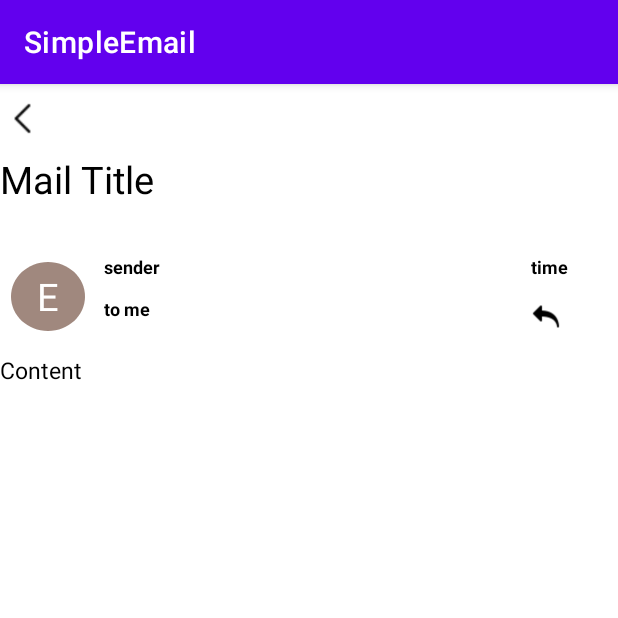
After one commit to EynavP/SimpleEmail, an Android app: the EmailDetails screen opened directly, with no data from a screen before it, on a phone screen of 412 x 824 dp, the top half of it. The commit adds this screen. Run offline under Robolectric (Android 15) with nearby library versions, the phone set to English and light mode, and no system bars.

Commit message:
mail view ui

```diff
--- a/SimpleEmail/app/src/main/AndroidManifest.xml
+++ b/SimpleEmail/app/src/main/AndroidManifest.xml
@@ -10,6 +10,9 @@
         android:supportsRtl="true"
         android:theme="@style/Theme.SimpleEmail">
         <activity
+            android:name=".EmailDetails"
+            android:exported="false" />
+        <activity
             android:name=".MainActivity"
             android:exported="true">
             <intent-filter>
--- /dev/null
+++ b/SimpleEmail/app/src/main/java/com/example/simpleemail/EmailDetails.java
@@ -0,0 +1,14 @@
+package com.example.simpleemail;
+
+import androidx.appcompat.app.AppCompatActivity;
+
+import android.os.Bundle;
+
+public class EmailDetails extends AppCompatActivity {
+
+    @Override
+    protected void onCreate(Bundle savedInstanceState) {
+        super.onCreate(savedInstanceState);
+        setContentView(R.layout.activity_email_details);
+    }
+}
--- /dev/null
+++ b/SimpleEmail/app/src/main/res/layout/activity_email_details.xml
@@ -0,0 +1,143 @@
+<?xml version="1.0" encoding="utf-8"?>
+<androidx.constraintlayout.widget.ConstraintLayout xmlns:android="http://schemas.android.com/apk/res/android"
+    xmlns:app="http://schemas.android.com/apk/res-auto"
+    xmlns:tools="http://schemas.android.com/tools"
+    android:layout_width="match_parent"
+    android:layout_height="match_parent"
+    tools:context=".EmailDetails">
+
+    <LinearLayout
+        android:id="@+id/topLL"
+        android:layout_width="match_parent"
+        android:layout_height="103dp"
+        android:orientation="vertical"
+        app:layout_constraintEnd_toEndOf="parent"
+        app:layout_constraintStart_toStartOf="parent"
+        app:layout_constraintTop_toTopOf="parent">
+
+        <ImageView
+            android:id="@+id/back_btn"
+            android:layout_width="wrap_content"
+            android:layout_height="wrap_content"
+            android:layout_marginTop="10dp"
+            android:layout_weight="1"
+            app:srcCompat="@drawable/ic_back" />
+
+        <TextView
+            android:id="@+id/mail_title"
+            android:layout_width="383dp"
+            android:layout_height="77dp"
+            android:layout_marginTop="10dp"
+            android:layout_weight="5"
+            android:text="Mail Title"
+            android:textColor="@color/black"
+            android:textSize="25sp"
+            app:layout_constraintEnd_toEndOf="parent"
+            app:layout_constraintStart_toStartOf="parent"
+            app:layout_constraintTop_toTopOf="parent" />
+    </LinearLayout>
+
+    <LinearLayout
+        android:id="@+id/mail_details"
+        android:layout_width="match_parent"
+        android:layout_height="wrap_content"
+        app:layout_constraintEnd_toEndOf="parent"
+        app:layout_constraintStart_toStartOf="parent"
+        android:layout_marginTop="10dp"
+        app:layout_constraintTop_toBottomOf="@+id/topLL">
+
+        <TextView
+            android:id="@+id/first_letter"
+            android:layout_width="wrap_content"
+            android:layout_height="46dp"
+            android:layout_marginLeft="7dp"
+            android:layout_marginTop="5dp"
+            android:layout_marginRight="7dp"
+            android:layout_marginBottom="5dp"
+            android:layout_weight="2"
+            android:background="@drawable/side_eclipse"
+            android:gravity="center"
+            android:text="E"
+            android:textAlignment="center"
+            android:textColor="@color/white"
+            android:textSize="25sp" />
+
+        <LinearLayout
+            android:layout_width="258dp"
+            android:layout_height="match_parent"
+            android:layout_weight="5"
+            android:orientation="vertical">
+
+            <TextView
+                android:id="@+id/sender_value"
+                android:layout_width="224dp"
+                android:layout_height="20dp"
+                android:layout_weight="1"
+                android:text="@string/sender"
+                android:textAlignment="textStart"
+                android:textColor="@color/black"
+                android:textSize="12sp"
+                android:textStyle="bold"
+                android:layout_marginLeft="5dp"/>
+
+            <TextView
+                android:id="@+id/to_me_title"
+                android:layout_width="224dp"
+                android:layout_height="20dp"
+                android:layout_weight="1"
+                android:text="@string/to_me"
+                android:textAlignment="textStart"
+                android:textColor="@color/black"
+                android:textSize="12sp"
+                android:textStyle="bold"
+                android:layout_marginLeft="5dp"/>
+        </LinearLayout>
+
+        <LinearLayout
+            android:layout_width="wrap_content"
+            android:layout_height="match_parent"
+            android:orientation="vertical">
+
+            <TextView
+                android:id="@+id/time_value"
+                android:layout_width="58dp"
+                android:layout_height="wrap_content"
+                android:layout_weight="1"
+                android:text="@string/time"
+                android:textColor="@color/black"
+                android:textSize="12sp"
+                android:textStyle="bold" />
+
+            <ImageView
+                android:id="@+id/replay_btn"
+                android:layout_width="20dp"
+                android:layout_height="20dp"
+                android:layout_weight="1"
+                android:src="@drawable/ic_replay" />
+        </LinearLayout>
+
+    </LinearLayout>
+
+    <RelativeLayout
+        android:id="@+id/mail_contentRL"
+        android:layout_width="match_parent"
+        android:layout_height="wrap_content"
+        app:layout_constraintEnd_toEndOf="parent"
+        app:layout_constraintStart_toStartOf="parent"
+        app:layout_constraintTop_toBottomOf="@+id/mail_details">
+
+        <TextView
+            android:id="@+id/mail_content"
+            android:layout_width="match_parent"
+            android:layout_height="wrap_content"
+            android:layout_alignParentStart="true"
+            android:layout_alignParentTop="true"
+            android:layout_marginStart="0dp"
+            android:layout_marginTop="10dp"
+            android:text="@string/content"
+            android:textColor="@color/black"
+            android:textSize="15sp" />
+    </RelativeLayout>
+
+
+</androidx.constraintlayout.widget.ConstraintLayout>
--- a/SimpleEmail/app/src/main/res/values/strings.xml
+++ b/SimpleEmail/app/src/main/res/values/strings.xml
@@ -4,4 +4,6 @@
     <string name="sender">sender</string>
     <string name="subject">subject</string>
     <string name="details">details</string>
+    <string name="to_me">to me</string>
+    <string name="content">Content</string>
 </resources>
```
Also changed, not shown: SimpleEmail/app/src/main/res/drawable/ic_back.png (added), SimpleEmail/app/src/main/res/drawable/ic_replay.png (added).
